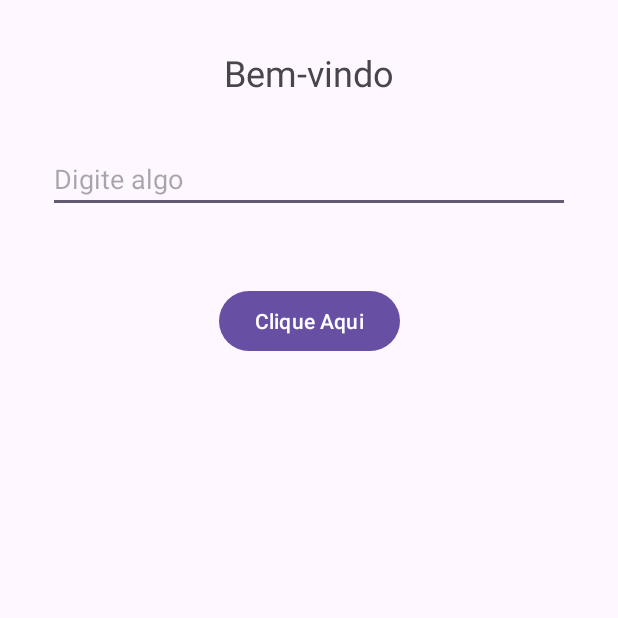
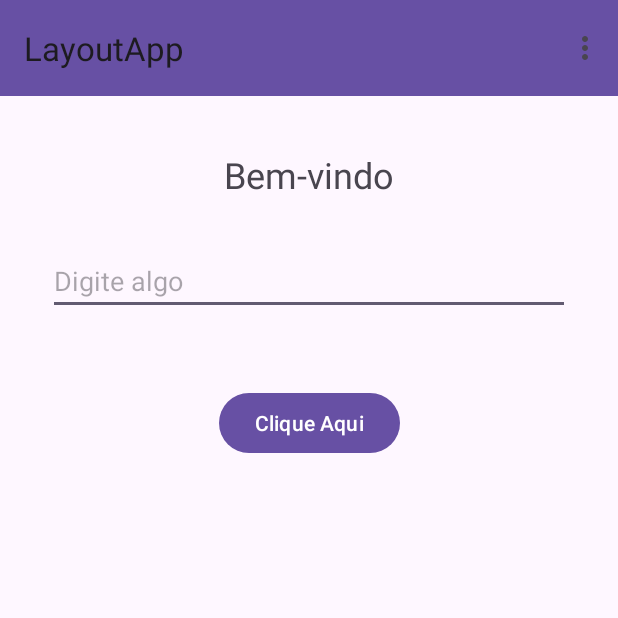
Before and after one commit to Gabriel-CR/desenvolvimento-mobile, an Android app: the screen it shows after launch (MainActivity), on a phone screen of 412 x 824 dp, the top half of it. Run offline under Robolectric (Android 15) with nearby library versions, the phone set to English and light mode, and no system bars.

Commit message:
feat: adicionando menu de três pontos

```diff
--- a/LayoutApp/app/src/main/java/com/example/layoutapp/MainActivity.kt
+++ b/LayoutApp/app/src/main/java/com/example/layoutapp/MainActivity.kt
@@ -1,9 +1,14 @@
 package com.example.layoutapp
 
 import android.os.Bundle
+import android.view.Menu
+import android.view.MenuItem
+import android.widget.Toast
 import androidx.activity.enableEdgeToEdge
 import androidx.appcompat.app.AppCompatActivity
+import androidx.appcompat.widget.Toolbar
 import androidx.core.view.ViewCompat
+import androidx.core.view.WindowCompat
 import androidx.core.view.WindowInsetsCompat
 
 class MainActivity : AppCompatActivity() {
@@ -11,5 +16,34 @@ class MainActivity : AppCompatActivity() {
     super.onCreate(savedInstanceState)
     enableEdgeToEdge()
     setContentView(R.layout.activity_main)
+
+    WindowCompat.setDecorFitsSystemWindows(window, true)
+
+    val toolbar: Toolbar = findViewById(R.id.toolbar)
+    setSupportActionBar(toolbar)
   }
+
+  override fun onCreateOptionsMenu(menu: Menu?): Boolean {
+    menuInflater.inflate(R.menu.three_dots_menu, menu)
+    return true
+  }
+
+  override fun onOptionsItemSelected(item: MenuItem): Boolean {
+    return when (item.itemId) {
+      R.id.item1 -> {
+        Toast.makeText(this, "Item 1 selecionado", Toast.LENGTH_SHORT).show()
+        true
+      }
+      R.id.item2 -> {
+        Toast.makeText(this, "Item 2 selecionado", Toast.LENGTH_SHORT).show()
+        true
+      }
+      R.id.item3 -> {
+        Toast.makeText(this, "Item 3 selecionado", Toast.LENGTH_SHORT).show()
+        true
+      }
+      else -> super.onOptionsItemSelected(item)
+    }
+  }
+
 }
--- a/LayoutApp/app/src/main/res/layout/activity_main.xml
+++ b/LayoutApp/app/src/main/res/layout/activity_main.xml
@@ -5,18 +5,30 @@
     android:id="@+id/main"
     android:layout_width="match_parent"
     android:layout_height="match_parent"
-    tools:context=".MainActivity">
+    tools:context=".MainActivity"
+    android:fitsSystemWindows="true">
+
+    <androidx.appcompat.widget.Toolbar
+        android:id="@+id/toolbar"
+        android:layout_width="match_parent"
+        android:layout_height="?attr/actionBarSize"
+        android:background="?attr/colorPrimary"
+        app:layout_constraintEnd_toEndOf="parent"
+        app:layout_constraintTop_toTopOf="parent"
+        app:popupTheme="@style/ThemeOverlay.AppCompat.Light"
+        app:title="LayoutApp"
+        tools:ignore="MissingConstraints" />
 
     <TextView
         android:id="@+id/titleTextView"
         android:layout_width="wrap_content"
         android:layout_height="wrap_content"
+        android:layout_marginTop="100dp"
         android:text="Bem-vindo"
         android:textSize="24sp"
-        app:layout_constraintTop_toTopOf="parent"
+        app:layout_constraintEnd_toEndOf="parent"
         app:layout_constraintStart_toStartOf="parent"
-        app:layout_constraintEnd_toEndOf="parent"
-        android:layout_marginTop="32dp" />
+        app:layout_constraintTop_toTopOf="@+id/toolbar" />
 
     <EditText
         android:id="@+id/inputEditText"
--- a/LayoutApp/app/src/main/res/menu/three_dots_menu.xml
+++ b/LayoutApp/app/src/main/res/menu/three_dots_menu.xml
@@ -2,7 +2,13 @@
 <menu xmlns:app="http://schemas.android.com/apk/res-auto"
     xmlns:android="http://schemas.android.com/apk/res/android">
 
-    <item android:title="Item 1" />
-    <item android:title="Item 2" />
-    <item android:title="Item 3" />
+    <item android:id="@+id/item1"
+        android:title="Item 1"
+        app:showAsAction="never"/>
+    <item android:id="@+id/item2"
+        android:title="Item 2"
+        app:showAsAction="never"/>
+    <item android:id="@+id/item3"
+        android:title="Item 3"
+        app:showAsAction="never"/>
 </menu>
```
